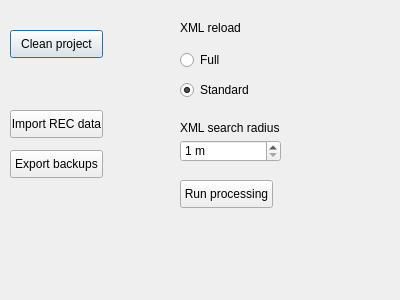
First picture: the form in MTSM_dialog_base.ui, repository AGrand24/mtsm_plugin, before the edit.
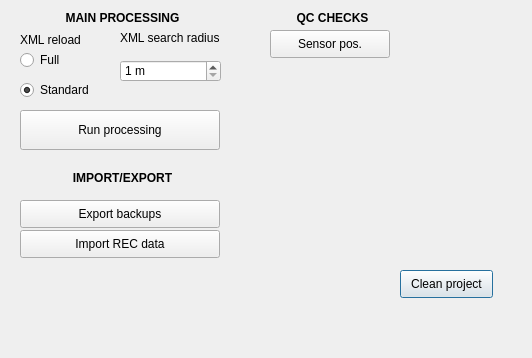
Second picture: the form after the edit.

What changed in the file:
```diff
--- a/MTSM_dialog_base.ui
+++ b/MTSM_dialog_base.ui
@@ -6,8 +6,8 @@
    <rect>
     <x>0</x>
     <y>0</y>
-    <width>400</width>
-    <height>300</height>
+    <width>532</width>
+    <height>358</height>
    </rect>
   </property>
   <property name="windowTitle">
@@ -16,8 +16,8 @@
   <widget class="QPushButton" name="pb_clean_project">
    <property name="geometry">
     <rect>
-     <x>10</x>
-     <y>30</y>
+     <x>400</x>
+     <y>270</y>
      <width>93</width>
      <height>28</height>
     </rect>
@@ -28,13 +28,16 @@
    <property name="text">
     <string>Clean project</string>
    </property>
+   <property name="autoDefault">
+    <bool>true</bool>
+   </property>
   </widget>
   <widget class="QPushButton" name="pb_import_rec">
    <property name="geometry">
     <rect>
-     <x>10</x>
-     <y>110</y>
-     <width>93</width>
+     <x>20</x>
+     <y>230</y>
+     <width>200</width>
      <height>28</height>
     </rect>
    </property>
@@ -48,9 +51,9 @@
   <widget class="QPushButton" name="pb_export_backup">
    <property name="geometry">
     <rect>
-     <x>10</x>
-     <y>150</y>
-     <width>93</width>
+     <x>20</x>
+     <y>200</y>
+     <width>200</width>
      <height>28</height>
     </rect>
    </property>
@@ -67,9 +70,9 @@
   <widget class="QRadioButton" name="rb_xml_read_full">
    <property name="geometry">
     <rect>
-     <x>180</x>
+     <x>20</x>
      <y>50</y>
-     <width>141</width>
+     <width>80</width>
      <height>20</height>
     </rect>
    </property>
@@ -86,9 +89,9 @@
   <widget class="QRadioButton" name="rb_xml_read_smart">
    <property name="geometry">
     <rect>
-     <x>180</x>
+     <x>20</x>
      <y>80</y>
-     <width>131</width>
+     <width>80</width>
      <height>20</height>
     </rect>
    </property>
@@ -105,12 +108,18 @@
   <widget class="QLabel" name="lab_xml_reload">
    <property name="geometry">
     <rect>
-     <x>180</x>
-     <y>20</y>
+     <x>20</x>
+     <y>30</y>
      <width>71</width>
-     <height>16</height>
+     <height>20</height>
     </rect>
    </property>
+   <property name="focusPolicy">
+    <enum>Qt::StrongFocus</enum>
+   </property>
+   <property name="layoutDirection">
+    <enum>Qt::LeftToRight</enum>
+   </property>
    <property name="text">
     <string>XML reload</string>
    </property>
@@ -124,10 +133,10 @@
   <widget class="QPushButton" name="pb_run_processing">
    <property name="geometry">
     <rect>
-     <x>180</x>
-     <y>180</y>
-     <width>93</width>
-     <height>28</height>
+     <x>20</x>
+     <y>110</y>
+     <width>200</width>
+     <height>40</height>
     </rect>
    </property>
    <property name="toolTip">
@@ -140,8 +149,8 @@
   <widget class="QSpinBox" name="sb_radius_search">
    <property name="geometry">
     <rect>
-     <x>180</x>
-     <y>140</y>
+     <x>120</x>
+     <y>60</y>
      <width>101</width>
      <height>22</height>
     </rect>
@@ -162,8 +171,8 @@
   <widget class="QLabel" name="label">
    <property name="geometry">
     <rect>
-     <x>180</x>
-     <y>120</y>
+     <x>120</x>
+     <y>30</y>
      <width>171</width>
      <height>16</height>
     </rect>
@@ -172,6 +181,115 @@
     <string>XML search radius</string>
    </property>
   </widget>
+  <widget class="QPushButton" name="pb_qc_sensor_pos">
+   <property name="geometry">
+    <rect>
+     <x>270</x>
+     <y>30</y>
+     <width>120</width>
+     <height>28</height>
+    </rect>
+   </property>
+   <property name="toolTip">
+    <string>Run check for sensor position inconsitencies between XML and FL data</string>
+   </property>
+   <property name="text">
+    <string>Sensor pos.</string>
+   </property>
+  </widget>
+  <widget class="QLabel" name="lab_main_proc">
+   <property name="geometry">
+    <rect>
+     <x>10</x>
+     <y>10</y>
+     <width>225</width>
+     <height>16</height>
+    </rect>
+   </property>
+   <property name="font">
+    <font>
+     <weight>75</weight>
+     <bold>true</bold>
+    </font>
+   </property>
+   <property name="frameShape">
+    <enum>QFrame::NoFrame</enum>
+   </property>
+   <property name="frameShadow">
+    <enum>QFrame::Plain</enum>
+   </property>
+   <property name="text">
+    <string>MAIN PROCESSING</string>
+   </property>
+   <property name="alignment">
+    <set>Qt::AlignCenter</set>
+   </property>
+   <property name="wordWrap">
+    <bool>false</bool>
+   </property>
+  </widget>
+  <widget class="QLabel" name="lab_main_proc_2">
+   <property name="geometry">
+    <rect>
+     <x>220</x>
+     <y>10</y>
+     <width>225</width>
+     <height>16</height>
+    </rect>
+   </property>
+   <property name="font">
+    <font>
+     <weight>75</weight>
+     <bold>true</bold>
+    </font>
+   </property>
+   <property name="frameShape">
+    <enum>QFrame::NoFrame</enum>
+   </property>
+   <property name="frameShadow">
+    <enum>QFrame::Plain</enum>
+   </property>
+   <property name="text">
+    <string>QC CHECKS</string>
+   </property>
+   <property name="alignment">
+    <set>Qt::AlignCenter</set>
+   </property>
+   <property name="wordWrap">
+    <bool>false</bool>
+   </property>
+  </widget>
+  <widget class="QLabel" name="lab_main_proc_3">
+   <property name="geometry">
+    <rect>
+     <x>10</x>
+     <y>170</y>
+     <width>225</width>
+     <height>16</height>
+    </rect>
+   </property>
+   <property name="font">
+    <font>
+     <weight>75</weight>
+     <bold>true</bold>
+    </font>
+   </property>
+   <property name="frameShape">
+    <enum>QFrame::NoFrame</enum>
+   </property>
+   <property name="frameShadow">
+    <enum>QFrame::Plain</enum>
+   </property>
+   <property name="text">
+    <string>IMPORT/EXPORT</string>
+   </property>
+   <property name="alignment">
+    <set>Qt::AlignCenter</set>
+   </property>
+   <property name="wordWrap">
+    <bool>false</bool>
+   </property>
+  </widget>
  </widget>
  <resources/>
  <connections/>
```
Left out of the diff: 29 changed lines with no effect on the pictures.
